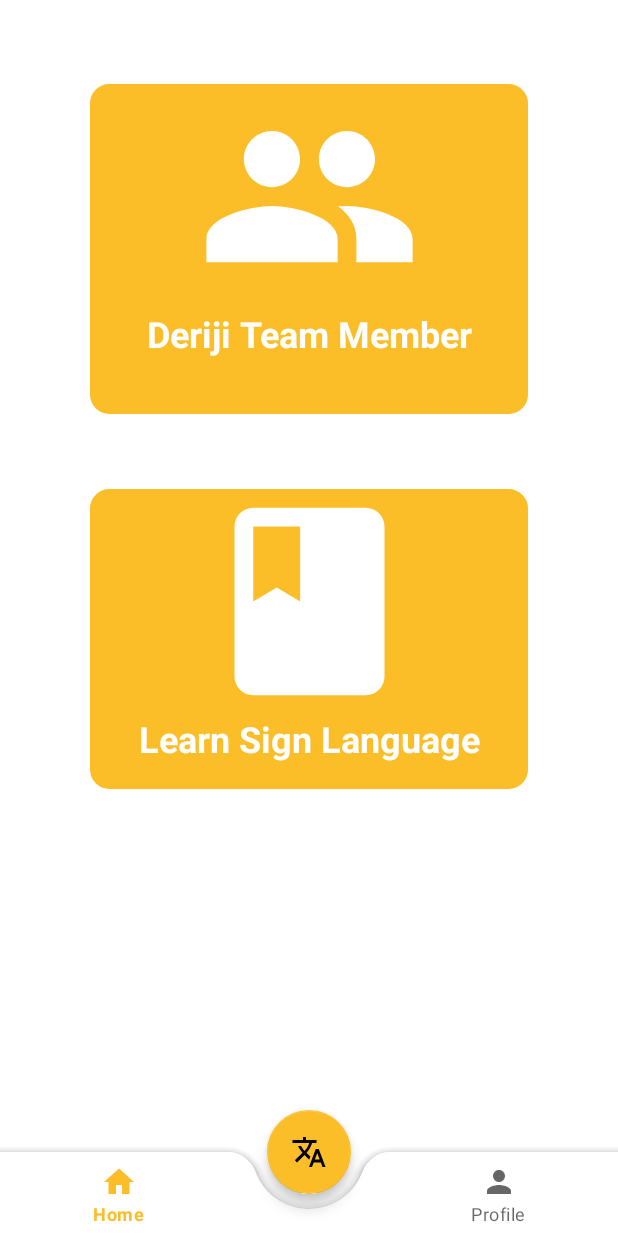
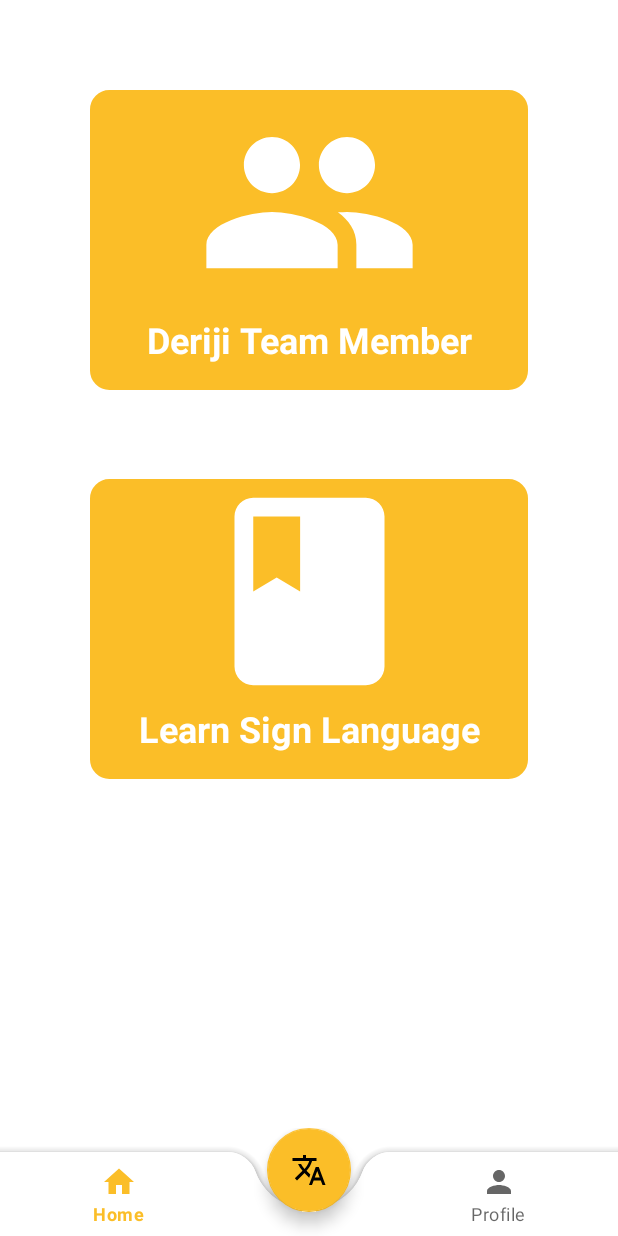
Before and after one commit to purawaktra/slinguage, an Android app: the screen it shows after launch once a user with an empty profile is signed in (HomeActivity), on a phone screen of 412 x 824 dp. Run offline under Robolectric (Android 15) with nearby library versions, the phone set to English and light mode, and no system bars; our stand-ins replace Firebase (no records; nobody signed in at launch, a user with empty details on screens opened directly), navigation-ui.

Commit message:
relayout: reorganize items

```diff
--- a/app/src/main/res/layout/activity_home.xml
+++ b/app/src/main/res/layout/activity_home.xml
@@ -1,50 +1,62 @@
 <?xml version="1.0" encoding="utf-8"?>
-<androidx.coordinatorlayout.widget.CoordinatorLayout xmlns:android="http://schemas.android.com/apk/res/android"
+<androidx.constraintlayout.widget.ConstraintLayout xmlns:android="http://schemas.android.com/apk/res/android"
     xmlns:app="http://schemas.android.com/apk/res-auto"
+    xmlns:tools="http://schemas.android.com/tools"
     android:id="@+id/container"
     android:layout_width="match_parent"
     android:layout_height="match_parent">
+
+    <androidx.coordinatorlayout.widget.CoordinatorLayout
+        android:id="@+id/coordinator"
+        android:layout_width="0dp"
+        android:layout_height="wrap_content"
+        android:background="@android:color/transparent"
+        app:layout_constraintBottom_toBottomOf="parent"
+        app:layout_constraintEnd_toEndOf="parent"
+        app:layout_constraintStart_toStartOf="parent">
+
         <com.google.android.material.bottomappbar.BottomAppBar
+            android:id="@+id/bottomAppBar"
             android:layout_width="match_parent"
-        android:layout_height="wrap_content"
+            android:layout_height="match_parent"
             android:layout_gravity="bottom"
-        android:id="@+id/bottomAppBar"
             app:fabCradleMargin="10dp"
+            app:fabCradleRoundedCornerRadius="20dp"
             app:layout_constraintBottom_toBottomOf="parent"
             app:layout_constraintLeft_toLeftOf="parent"
-        app:layout_constraintRight_toRightOf="parent"
-        app:fabCradleRoundedCornerRadius="20dp">
+            app:layout_constraintRight_toRightOf="parent">
 
             <com.google.android.material.bottomnavigation.BottomNavigationView
                 android:id="@+id/nav_view"
                 android:layout_width="match_parent"
                 android:layout_height="match_parent"
-            app:menu="@menu/bottom_nav_menu"
+                android:layout_marginEnd="16dp"
+                android:layout_marginRight="16dp"
                 android:background="@android:color/transparent"
-            android:layout_marginEnd="16dp"
-            android:layout_marginRight="16dp" />
+                app:menu="@menu/bottom_nav_menu" />
+        </com.google.android.material.bottomappbar.BottomAppBar>
 
-    </com.google.android.material.bottomappbar.BottomAppBar>
         <com.google.android.material.floatingactionbutton.FloatingActionButton
+            android:id="@+id/fab"
             android:layout_width="wrap_content"
             android:layout_height="wrap_content"
-        android:id="@+id/fab"
+            android:layout_marginBottom="16dp"
+            android:src="@drawable/ic_translate_24"
             android:tint="@android:color/white"
             app:backgroundTint="@color/purple_500"
-        android:src="@drawable/ic_translate_24"
             app:layout_anchor="@id/bottomAppBar" />
-
+    </androidx.coordinatorlayout.widget.CoordinatorLayout>
 
     <androidx.fragment.app.FragmentContainerView
         android:id="@+id/nav_host_fragment"
         android:name="androidx.navigation.fragment.NavHostFragment"
-        android:layout_width="match_parent"
-        android:layout_height="677dp"
+        android:layout_width="0dp"
+        android:layout_height="0dp"
         app:defaultNavHost="true"
-        app:layout_constraintBottom_toTopOf="@id/nav_view"
-        app:layout_constraintLeft_toLeftOf="parent"
-        app:layout_constraintRight_toRightOf="parent"
+        app:layout_constraintBottom_toTopOf="@+id/coordinator"
+        app:layout_constraintEnd_toEndOf="parent"
+        app:layout_constraintStart_toStartOf="parent"
         app:layout_constraintTop_toTopOf="parent"
         app:navGraph="@navigation/mobile_navigation" />
 
-</androidx.coordinatorlayout.widget.CoordinatorLayout>
+</androidx.constraintlayout.widget.ConstraintLayout>
--- a/app/src/main/res/layout/activity_splass_screen.xml
+++ b/app/src/main/res/layout/activity_splass_screen.xml
@@ -35,7 +35,7 @@
         android:layout_marginStart="16dp"
         android:layout_marginTop="128dp"
         android:layout_marginEnd="16dp"
-        android:layout_marginBottom="8dp"
+        android:layout_marginBottom="4dp"
         android:gravity="center"
         android:text="By logging in or registering, you agree to our Terms of Service and Privacy Policy."
         android:textColor="@color/black"
--- a/app/src/main/res/layout/fragment_home.xml
+++ b/app/src/main/res/layout/fragment_home.xml
@@ -4,31 +4,33 @@
     xmlns:tools="http://schemas.android.com/tools"
     android:layout_width="match_parent"
     android:layout_height="match_parent"
-    android:layout_marginBottom="80dp"
-    android:layout_marginTop="?attr/actionBarSize"
     tools:context=".ui.home.learning.LearningFragment">
-
-    <View
-        android:id="@+id/learning"
-        android:layout_width="0dp"
-        android:layout_height="200dp"
-        android:layout_marginTop="50dp"
-        android:background="@drawable/bg_login_button"
-        app:layout_constraintEnd_toEndOf="@+id/member"
-        app:layout_constraintStart_toStartOf="@+id/member"
-        app:layout_constraintTop_toBottomOf="@+id/member" />
 
     <View
         android:id="@+id/member"
         android:layout_width="match_parent"
-        android:layout_height="220dp"
+        android:layout_height="200dp"
         android:layout_marginStart="60dp"
+        android:layout_marginTop="60dp"
         android:layout_marginEnd="60dp"
         android:background="@drawable/bg_login_button"
         app:layout_constraintEnd_toEndOf="parent"
         app:layout_constraintHorizontal_bias="0.0"
         app:layout_constraintStart_toStartOf="parent"
         app:layout_constraintTop_toTopOf="parent" />
+
+    <View
+        android:id="@+id/learning"
+        android:layout_width="0dp"
+        android:layout_height="200dp"
+        android:layout_marginTop="32dp"
+        android:background="@drawable/bg_login_button"
+        app:layout_constraintBottom_toBottomOf="parent"
+        app:layout_constraintEnd_toEndOf="@+id/member"
+        app:layout_constraintHorizontal_bias="0.0"
+        app:layout_constraintStart_toStartOf="@+id/member"
+        app:layout_constraintTop_toBottomOf="@+id/member"
+        app:layout_constraintVertical_bias="0.104" />
 
     <ImageView
         android:id="@+id/imageView4"
```
Also changed, not shown: app/src/main/res/layout/activity_splass_no_login.xml (+5 -6 lines), app/src/main/res/layout/fragment_profile.xml (+14 -18 lines), app/src/main/res/layout/fragment_translate.xml (+15 -8 lines). Lines whose indentation alone changed are shown as unchanged.
